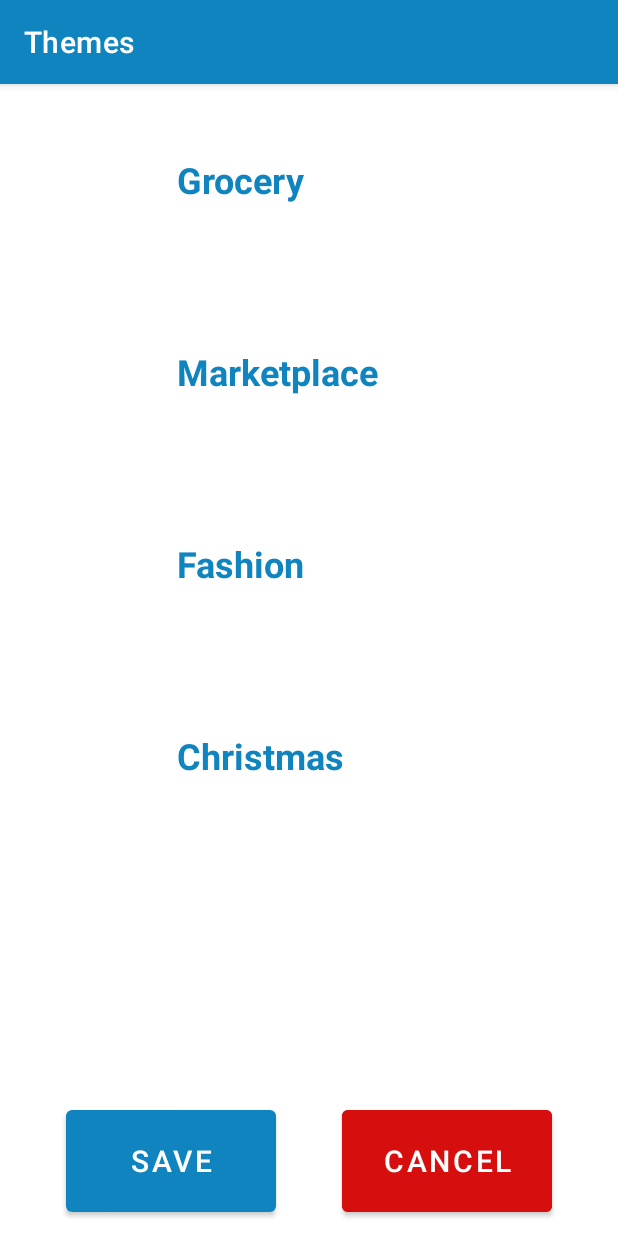
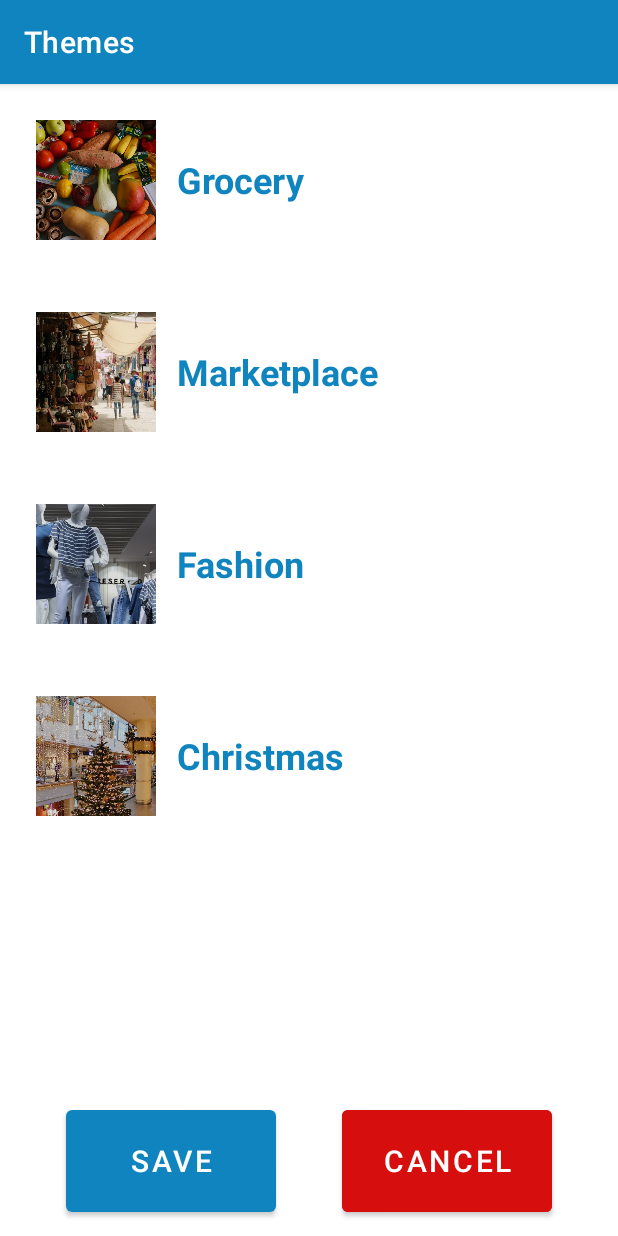
Before and after one commit to natalia-mus/ShoppingList, an Android app: the screen it shows after launch (ThemesActivity), in the options menu, after a tap on "Themes", on a phone screen of 412 x 824 dp. Run offline under Robolectric (Android 15) with nearby library versions, the phone set to English and light mode, and no system bars; 3 statements that could not run were skipped.

Commit message:
Set image resource in adapter

```diff
--- a/app/src/main/java/com/example/shoppinglist/adapter/ThemesAdapter.kt
+++ b/app/src/main/java/com/example/shoppinglist/adapter/ThemesAdapter.kt
@@ -22,10 +22,15 @@ class ThemesAdapter(private val context: Context, private val themes: ArrayList<
 
     override fun onBindViewHolder(holder: ThemesAdapterViewHolder, position: Int) {
         holder.themeName.text = themes[position].name
-        // todo - set themeImage source
+        val imageSource = getImageSource(themes[position].listBackground)
+        imageSource?.let { holder.themeImage.setImageResource(it) }
     }
 
     override fun getItemCount() = themes.size
+
+    private fun getImageSource(image: String): Int? {
+        return image.toIntOrNull()
+    }
 
 
     inner class ThemesAdapterViewHolder(view: View) : ViewHolder(view) {
--- a/app/src/main/java/com/example/shoppinglist/database/DBHelper.kt
+++ b/app/src/main/java/com/example/shoppinglist/database/DBHelper.kt
@@ -148,10 +148,10 @@ class DBHelper(context: Context) :
     }
 
     private fun createThemes(database: SQLiteDatabase) {
-        saveTheme(resources.getString(R.string.theme_grocery), Theme.THEME_GROCERY_LIST, Theme.THEME_GROCERY_ADD_PRODUCT, database)
-        saveTheme(resources.getString(R.string.theme_marketplace), Theme.THEME_MARKETPLACE_LIST, Theme.THEME_MARKETPLACE_ADD_PRODUCT, database)
-        saveTheme(resources.getString(R.string.theme_fashion), Theme.THEME_FASHION_LIST, Theme.THEME_FASHION_ADD_PRODUCT, database)
-        saveTheme(resources.getString(R.string.theme_christmas), Theme.THEME_CHRISTMAS_LIST, Theme.THEME_CHRISTMAS_ADD_PRODUCT, database)
+        saveTheme(resources.getString(R.string.theme_grocery), R.drawable.theme_grocery_list_portrait.toString(), R.drawable.theme_grocery_add_product_portrait.toString(), database)
+        saveTheme(resources.getString(R.string.theme_marketplace), R.drawable.theme_marketplace_list_portrait.toString(), R.drawable.theme_marketplace_add_product_portrait.toString(), database)
+        saveTheme(resources.getString(R.string.theme_fashion), R.drawable.theme_fashion_list_portrait.toString(), R.drawable.theme_fashion_add_product_portrait.toString(), database)
+        saveTheme(resources.getString(R.string.theme_christmas), R.drawable.theme_christmas_list_portrait.toString(), R.drawable.theme_christmas_add_product_portrait.toString(), database)
     }
 
     private fun delete(tableName: String, id: Int) {
--- a/app/src/main/java/com/example/shoppinglist/model/Theme.kt
+++ b/app/src/main/java/com/example/shoppinglist/model/Theme.kt
@@ -5,15 +5,4 @@ data class Theme(
     val name: String,
     val listBackground: String,
     val addProductBackground: String
-) {
-    companion object {
-        const val THEME_GROCERY_LIST = "theme_grocery_list"
-        const val THEME_GROCERY_ADD_PRODUCT = "theme_grocery_add_product"
-        const val THEME_MARKETPLACE_LIST = "theme_marketplace_list"
-        const val THEME_MARKETPLACE_ADD_PRODUCT = "theme_marketplace_add_product"
-        const val THEME_FASHION_LIST = "theme_fashion_list"
-        const val THEME_FASHION_ADD_PRODUCT = "theme_fashion_add_product"
-        const val THEME_CHRISTMAS_LIST = "theme_christmas_list"
-        const val THEME_CHRISTMAS_ADD_PRODUCT = "theme_christmas_add_product"
-    }
-}
+)
```
